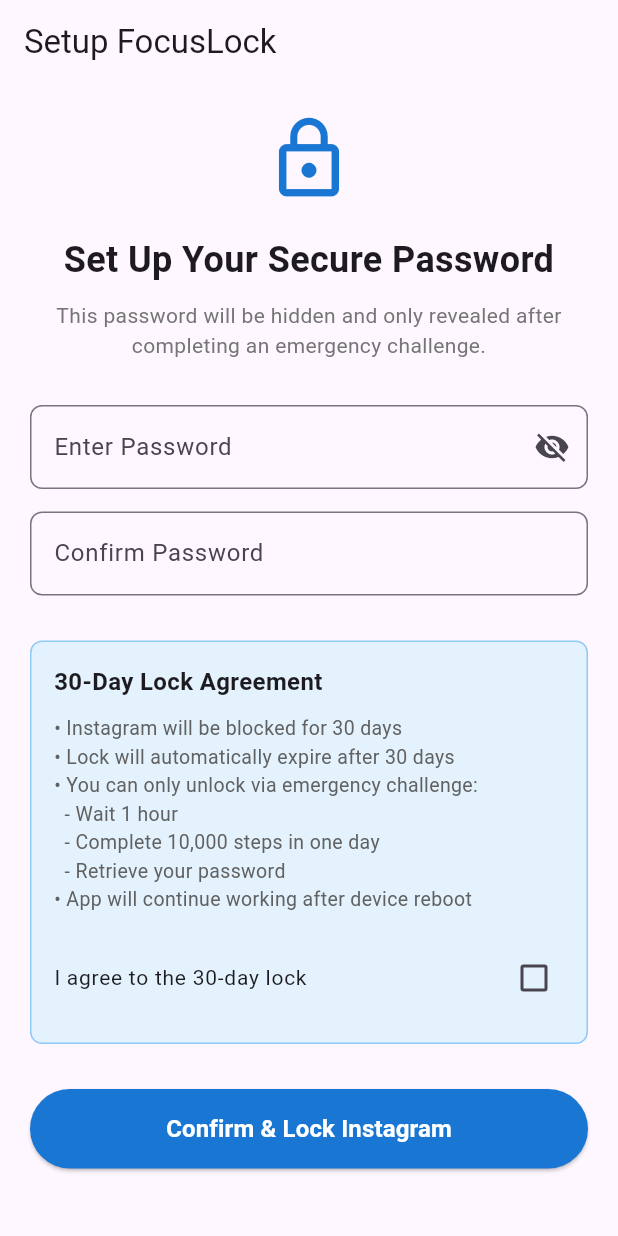
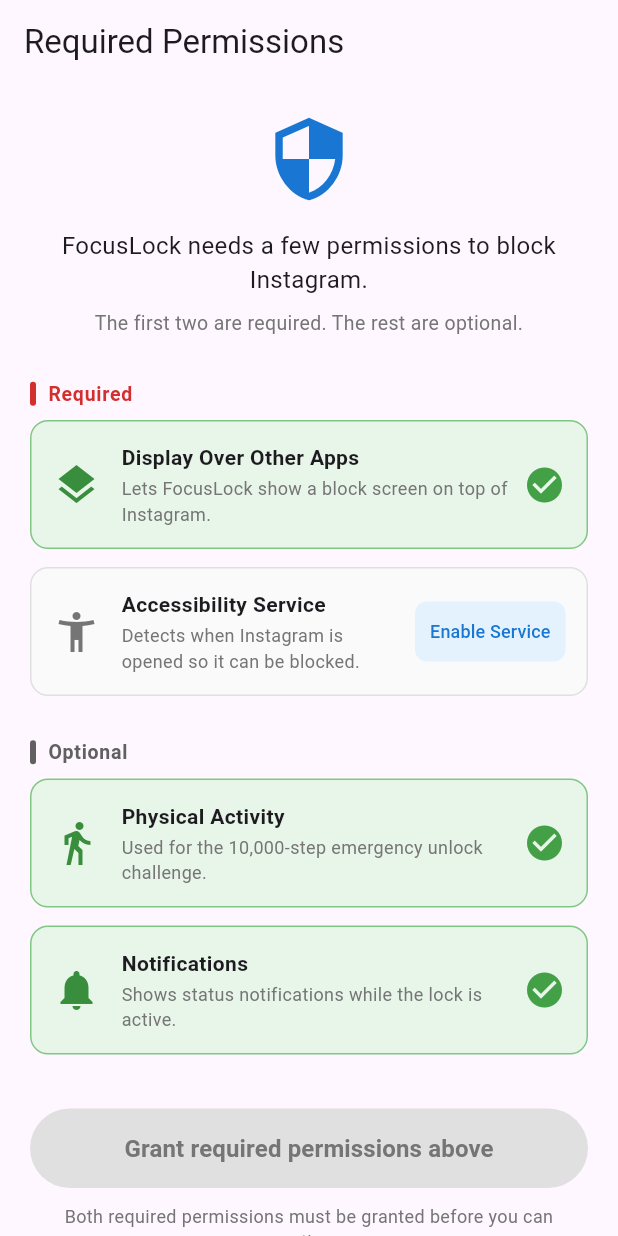
Before and after one commit to VineetLoke/InternshippProject, a Flutter app: the screen it shows after launch, on a phone screen of 412 x 824 dp. Run offline on Flutter 3.47's test engine with Material 3 defaults, Android fonts, the phone set to English and light mode, and no system bars; our stand-ins replace flutter_secure_storage, permission_handler, shared_preferences; missing offline and left inert: encrypt, pedometer_2.

Commit message:
Fix: add PermissionsScreen, overlay guard, native accessibility channel, fix routing

```diff
--- a/lib/main.dart
+++ b/lib/main.dart
@@ -2,6 +2,7 @@
 import 'package:flutter/material.dart';
 import 'package:provider/provider.dart';
 import 'screens/splash_screen.dart';
+import 'screens/permissions_screen.dart';
 import 'screens/setup_screen.dart';
 import 'screens/home_screen.dart';
 import 'screens/lock_screen.dart';
@@ -45,6 +46,7 @@
         initialRoute: '/',
         routes: {
           '/': (context) => const SplashScreen(),
+          '/permissions': (context) => const PermissionsScreen(),
           '/setup': (context) => const SetupScreen(),
           '/home': (context) => const HomeScreen(),
           '/lock': (context) => const LockScreen(),
--- /dev/null
+++ b/lib/screens/permissions_screen.dart
@@ -0,0 +1,332 @@
+import 'dart:io';
+import 'package:flutter/material.dart';
+import 'package:permission_handler/permission_handler.dart';
+import 'package:flutter/services.dart';
+
+/// Walks users through every permission the app needs before setup begins.
+/// Must be completed before the 30-day lock is activated.
+class PermissionsScreen extends StatefulWidget {
+  const PermissionsScreen({Key? key}) : super(key: key);
+
+  @override
+  State<PermissionsScreen> createState() => _PermissionsScreenState();
+}
+
+class _PermissionsScreenState extends State<PermissionsScreen>
+    with WidgetsBindingObserver {
+  static const _platform =
+      MethodChannel('com.example.focus_lock/app_block');
+
+  bool _overlayGranted = false;
+  bool _accessibilityEnabled = false;
+  bool _activityRecognitionGranted = false;
+  bool _notificationGranted = false;
+
+  bool get _allRequiredGranted => _overlayGranted && _accessibilityEnabled;
+
+  @override
+  void initState() {
+    super.initState();
+    WidgetsBinding.instance.addObserver(this);
+    _refreshAll();
+  }
+
+  @override
+  void dispose() {
+    WidgetsBinding.instance.removeObserver(this);
+    super.dispose();
+  }
+
+  /// Re-check every time the user returns from the Settings screen.
+  @override
+  void didChangeAppLifecycleState(AppLifecycleState state) {
+    if (state == AppLifecycleState.resumed) {
+      _refreshAll();
+    }
+  }
+
+  Future<void> _refreshAll() async {
+    await Future.wait([
+      _checkOverlay(),
+      _checkAccessibility(),
+      _checkActivityRecognition(),
+      _checkNotification(),
+    ]);
+  }
+
+  Future<void> _checkOverlay() async {
+    try {
+      final status = await Permission.systemAlertWindow.status;
+      if (mounted) setState(() => _overlayGranted = status.isGranted);
+    } catch (_) {}
+  }
+
+  Future<void> _checkAccessibility() async {
+    try {
+      // Ask the native side; fall back to false if channel not set up yet.
+      final enabled = await _platform
+          .invokeMethod<bool>('isAccessibilityEnabled')
+          .timeout(const Duration(seconds: 2), onTimeout: () => false);
+      if (mounted) setState(() => _accessibilityEnabled = enabled ?? false);
+    } catch (_) {
+      // Channel not wired yet — treat as not enabled
+      if (mounted) setState(() => _accessibilityEnabled = false);
+    }
+  }
+
+  Future<void> _checkActivityRecognition() async {
+    try {
+      final status = await Permission.activityRecognition.status;
+      if (mounted) {
+        setState(() => _activityRecognitionGranted = status.isGranted);
+      }
+    } catch (_) {}
+  }
+
+  Future<void> _checkNotification() async {
+    try {
+      final status = await Permission.notification.status;
+      if (mounted) setState(() => _notificationGranted = status.isGranted);
+    } catch (_) {
+      if (mounted) setState(() => _notificationGranted = true);
+    }
+  }
+
+  // ── Actions ──────────────────────────────────────────────────────────────
+
+  Future<void> _requestOverlay() async {
+    try {
+      // On Android, systemAlertWindow.request() opens the Settings page.
+      await Permission.systemAlertWindow.request();
+      await _checkOverlay();
+    } catch (e) {
+      debugPrint('Overlay permission error: $e');
+    }
+  }
+
+  Future<void> _openAccessibilitySettings() async {
+    try {
+      await _platform.invokeMethod('openAccessibilitySettings');
+    } catch (_) {
+      // If channel not ready, try app settings fallback
+      await openAppSettings();
+    }
+  }
+
+  Future<void> _requestActivityRecognition() async {
+    try {
+      await Permission.activityRecognition.request();
+      await _checkActivityRecognition();
+    } catch (e) {
+      debugPrint('Activity recognition error: $e');
+    }
+  }
+
+  Future<void> _requestNotification() async {
+    try {
+      await Permission.notification.request();
+      await _checkNotification();
+    } catch (e) {
+      debugPrint('Notification permission error: $e');
+    }
+  }
+
+  void _proceed() {
+    Navigator.of(context).pushReplacementNamed('/setup');
+  }
+
+  // ── UI ────────────────────────────────────────────────────────────────────
+
+  @override
+  Widget build(BuildContext context) {
+    return Scaffold(
+      appBar: AppBar(
+        title: const Text('Required Permissions'),
+        elevation: 0,
+        automaticallyImplyLeading: false,
+      ),
+      body: ListView(
+        padding: const EdgeInsets.all(20),
+        children: [
+          // Header
+          Icon(Icons.security, size: 60, color: Colors.blue.shade700),
+          const SizedBox(height: 16),
+          const Text(
+            'FocusLock needs a few permissions to block Instagram.',
+            textAlign: TextAlign.center,
+            style: TextStyle(fontSize: 16),
+          ),
+          const SizedBox(height: 8),
+          Text(
+            'The first two are required. The rest are optional.',
+            textAlign: TextAlign.center,
+            style: TextStyle(fontSize: 13, color: Colors.grey.shade600),
+          ),
+          const SizedBox(height: 28),
+
+          // ── Required ─────────────────────────────────────────────────────
+          _sectionLabel('Required', Colors.red.shade700),
+          const SizedBox(height: 8),
+
+          _permTile(
+            icon: Icons.layers,
+            title: 'Display Over Other Apps',
+            subtitle:
+                'Lets FocusLock show a block screen on top of Instagram.',
+            granted: _overlayGranted,
+            onTap: _requestOverlay,
+            buttonLabel: 'Open Settings',
+          ),
+          const SizedBox(height: 12),
+
+          _permTile(
+            icon: Icons.accessibility_new,
+            title: 'Accessibility Service',
+            subtitle:
+                'Detects when Instagram is opened so it can be blocked.',
+            granted: _accessibilityEnabled,
+            onTap: _openAccessibilitySettings,
+            buttonLabel: 'Enable Service',
+          ),
+          const SizedBox(height: 28),
+
+          // ── Optional ─────────────────────────────────────────────────────
+          _sectionLabel('Optional', Colors.grey.shade700),
+          const SizedBox(height: 8),
+
+          _permTile(
+            icon: Icons.directions_walk,
+            title: 'Physical Activity',
+            subtitle: 'Used for the 10,000-step emergency unlock challenge.',
+            granted: _activityRecognitionGranted,
+            onTap: _requestActivityRecognition,
+            buttonLabel: 'Allow',
+          ),
+          const SizedBox(height: 12),
+
+          _permTile(
+            icon: Icons.notifications,
+            title: 'Notifications',
+            subtitle: 'Shows status notifications while the lock is active.',
+            granted: _notificationGranted,
+            onTap: _requestNotification,
+            buttonLabel: 'Allow',
+          ),
+          const SizedBox(height: 36),
+
+          // Continue button
+          ElevatedButton(
+            onPressed: _allRequiredGranted ? _proceed : null,
+            style: ElevatedButton.styleFrom(
+              padding: const EdgeInsets.symmetric(vertical: 15),
+              backgroundColor: Colors.blue.shade700,
+              disabledBackgroundColor: Colors.grey.shade300,
+            ),
+            child: Text(
+              _allRequiredGranted
+                  ? 'Continue to Setup'
+                  : 'Grant required permissions above',
+              style: TextStyle(
+                fontSize: 16,
+                fontWeight: FontWeight.bold,
+                color: _allRequiredGranted ? Colors.white : Colors.grey.shade600,
+              ),
+            ),
+          ),
+
+          if (!_allRequiredGranted) ...[
+            const SizedBox(height: 10),
+            Text(
+              'Both required permissions must be granted before you can continue.',
+              textAlign: TextAlign.center,
+              style: TextStyle(fontSize: 12, color: Colors.grey.shade600),
+            ),
+          ],
+        ],
+      ),
+    );
+  }
+
+  Widget _sectionLabel(String label, Color color) {
+    return Row(
+      children: [
+        Container(
+          width: 4,
+          height: 16,
+          decoration: BoxDecoration(
+            color: color,
+            borderRadius: BorderRadius.circular(2),
+          ),
+        ),
+        const SizedBox(width: 8),
+        Text(
+          label,
+          style: TextStyle(
+            fontSize: 13,
+            fontWeight: FontWeight.bold,
+            color: color,
+            letterSpacing: 0.5,
+          ),
+        ),
+      ],
+    );
+  }
+
+  Widget _permTile({
+    required IconData icon,
+    required String title,
+    required String subtitle,
+    required bool granted,
+    required VoidCallback onTap,
+    required String buttonLabel,
+  }) {
+    return Container(
+      decoration: BoxDecoration(
+        color: granted ? Colors.green.shade50 : Colors.grey.shade50,
+        borderRadius: BorderRadius.circular(12),
+        border: Border.all(
+          color: granted ? Colors.green.shade300 : Colors.grey.shade300,
+        ),
+      ),
+      padding: const EdgeInsets.all(14),
+      child: Row(
+        children: [
+          Icon(icon,
+              size: 32,
+              color: granted ? Colors.green.shade700 : Colors.grey.shade600),
+          const SizedBox(width: 14),
+          Expanded(
+            child: Column(
+              crossAxisAlignment: CrossAxisAlignment.start,
+              children: [
+                Text(title,
+                    style: const TextStyle(
+                        fontWeight: FontWeight.bold, fontSize: 14)),
+                const SizedBox(height: 2),
+                Text(subtitle,
+                    style: TextStyle(
+                        fontSize: 12, color: Colors.grey.shade600)),
+              ],
+            ),
+          ),
+          const SizedBox(width: 8),
+          granted
+              ? Icon(Icons.check_circle, color: Colors.green.shade600, size: 28)
+              : TextButton(
+                  onPressed: onTap,
+                  style: TextButton.styleFrom(
+                    backgroundColor: Colors.blue.shade50,
+                    padding:
+                        const EdgeInsets.symmetric(horizontal: 10, vertical: 6),
+                    shape: RoundedRectangleBorder(
+                        borderRadius: BorderRadius.circular(8)),
+                  ),
+                  child: Text(buttonLabel,
+                      style: TextStyle(
+                          fontSize: 12, color: Colors.blue.shade700)),
+                ),
+        ],
+      ),
+    );
+  }
+}
--- a/lib/screens/splash_screen.dart
+++ b/lib/screens/splash_screen.dart
@@ -47,7 +47,8 @@
     } else if (lockProvider.passwordSet) {
       Navigator.of(context).pushReplacementNamed('/home');
     } else {
-      Navigator.of(context).pushReplacementNamed('/setup');
+      // New user — must grant permissions before setup
+      Navigator.of(context).pushReplacementNamed('/permissions');
     }
   }
 
```
Also changed, not shown: 2 other files.
